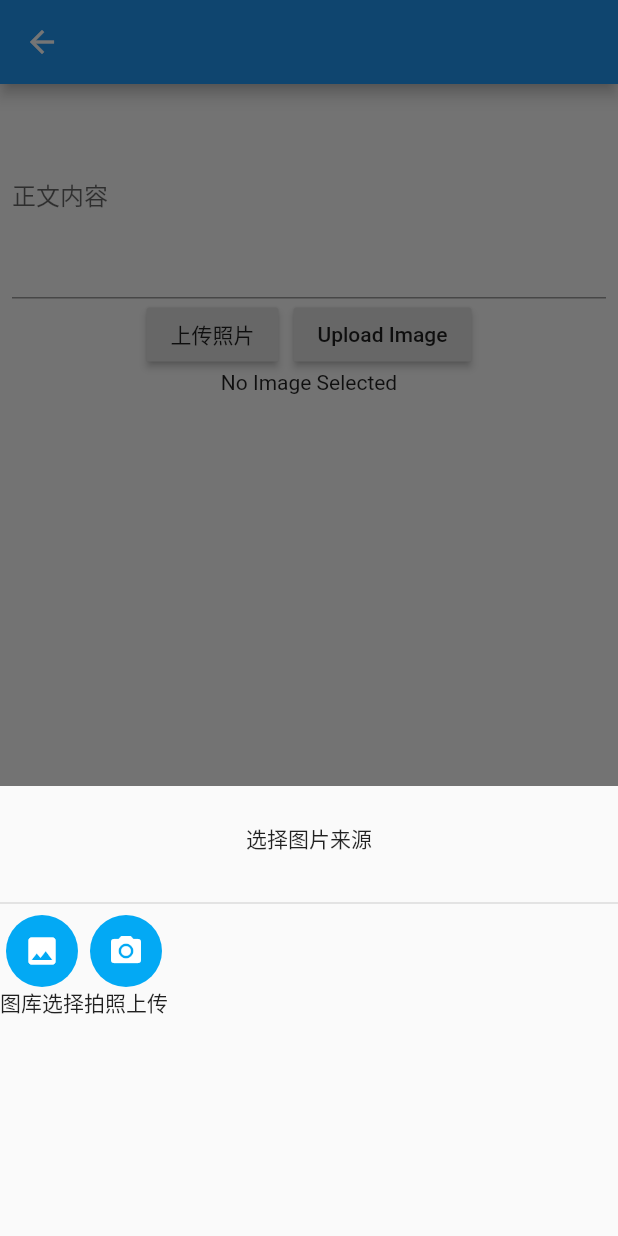
After one commit to mikexfreeze/pet_planet_flutter, a Flutter app: the NewPost screen opened directly, after a tap on "上传照片", on a phone screen of 412 x 824 dp. The commit adds this screen. Run offline on Flutter 3.47's test engine with Material 2 defaults, Android fonts, the phone set to English and light mode, and no system bars; our stand-ins replace image_picker, shared_preferences; accounts and stored records are empty.

Commit message:
new post 页面

```diff
--- a/lib/app.dart
+++ b/lib/app.dart
@@ -2,6 +2,7 @@ import 'package:flutter/material.dart';
 import 'package:petplanet/models/user.dart';
 import 'package:petplanet/pages/home/home.dart';
 import 'package:petplanet/pages/login.dart';
+import 'package:petplanet/pages/new_post/NewPost.dart';
 import 'package:provider/provider.dart';
 import 'package:shared_preferences/shared_preferences.dart';
 
@@ -12,20 +13,25 @@ class App extends StatefulWidget {
 
   static const String homeRoute = '/';
   static const String loginRoute = '/login';
+  static const String newPostRoute = '/new-post';
 
   @override
   _AppState createState() => _AppState();
 }
 
 class _AppState extends State<App> {
+
+  String token;
+  UserModel user;
+
+  @override
+  void initState() {
+    super.initState();
+  }
+
   @override
   Widget build(BuildContext context) {
-
-    return MultiProvider(
-      providers:[
-        ChangeNotifierProvider(create: (context) => UserModel()),
-      ],
-      child: MaterialApp(
+    return  MaterialApp(
       initialRoute: App.loginRoute,
       onGenerateInitialRoutes: (_) {
         return [
@@ -37,15 +43,8 @@ class _AppState extends State<App> {
       routes: {
         App.loginRoute: (context) => const LoginPage(),
         App.homeRoute: (context) => const HomePage(),
+        App.newPostRoute: (context) => NewPost(),
       },
-      ),
     );
   }
 }
-
-_initDataFromDisk() async {
-  SharedPreferences prefs = await SharedPreferences.getInstance();
-  int counter = (prefs.getInt('counter') ?? 0) + 1;
-  print('Pressed $counter times.');
-  await prefs.setInt('counter', counter);
-}
--- /dev/null
+++ b/lib/pages/new_post/NewPost.dart
@@ -0,0 +1,169 @@
+import 'dart:convert';
+import 'dart:io';
+
+import 'package:flutter/material.dart';
+import 'package:http/http.dart' as http;
+import 'package:image_picker/image_picker.dart';
+
+class NewPost extends StatefulWidget {
+  @override
+  _NewPostState createState() => _NewPostState();
+}
+
+class _NewPostState extends State<NewPost> {
+
+  // My IPv4 : 192.168.43.171
+  final String phpEndPoint = 'http://192.168.43.171/phpAPI/image.php';
+  final String nodeEndPoint = 'http://192.168.43.171:3000/image';
+  File file;
+
+  void _showPhotoSourceModal() async {
+    showModalBottomSheet<void>(
+      context: context,
+      builder: (context) {
+        return PhotoSourceSelector();
+      },
+    );
+//    file = await ImagePicker.pickImage(source: ImageSource.camera);
+//    file = await ImagePicker.pickImage(source: ImageSource.gallery);
+  }
+
+
+
+  void _upload() {
+    if (file == null) return;
+    String base64Image = base64Encode(file.readAsBytesSync());
+    String fileName = file.path.split("/").last;
+    print('upload');
+    http.post(phpEndPoint, body: {
+      "image": base64Image,
+      "name": fileName,
+    }).then((res) {
+      print(res.statusCode);
+    }).catchError((err) {
+      print(err);
+    });
+  }
+
+  @override
+  Widget build(BuildContext context) {
+    return Scaffold(
+      appBar: AppBar(
+        title: Text(''),
+      ),
+      body: SingleChildScrollView(
+        child: SingleChildScrollView(
+          padding: EdgeInsets.all(8.0),
+          child: Column(
+            children: <Widget>[
+              TextFormField(
+                decoration: InputDecoration(
+                  hintText: '请输入，别忘了留下联系方式',
+                  labelText: '正文内容',
+                ),
+                maxLines: 5,
+
+              ),
+              Row(
+                mainAxisAlignment: MainAxisAlignment.center,
+                children: <Widget>[
+                  RaisedButton(
+                    onPressed: _showPhotoSourceModal,
+                    child: Text('上传照片'),
+                  ),
+                  SizedBox(width: 10.0),
+                  RaisedButton(
+                    onPressed: _upload,
+                    child: Text('Upload Image'),
+                  )
+                ],
+              ),
+              file == null
+                ? Text('No Image Selected')
+                : Image.file(file)
+            ],
+          ),
+        ),
+      )
+    );
+  }
+}
+
+class PhotoSourceSelector extends StatelessWidget {
+  @override
+  Widget build(BuildContext context) {
+    return Container(
+      height: 300,
+      child: Column(
+        children: [
+          Container(
+            height: 70,
+            child: Center(
+              child: Text(
+                '选择图片来源',
+                textAlign: TextAlign.center,
+              ),
+            ),
+          ),
+          const Divider(thickness: 1),
+          Row(
+            children: <Widget>[
+              Column(
+                children: <Widget>[
+                  Ink(
+                    decoration: const ShapeDecoration(
+                      color: Colors.lightBlue,
+                      shape: CircleBorder(),
+                    ),
+                    child: IconButton(
+                      icon: Icon(Icons.insert_photo),
+                      color: Colors.white,
+                      onPressed: () {
+
+                      },
+                    ),
+                  ),
+                  Text('图库选择')
+                ],
+              ),
+              _PhotoShapeIcon(icon: Icons.photo_camera, title: '拍照上传')
+            ],
+          )
+        ],
+      ),
+    );
+  }
+}
+
+class _PhotoShapeIcon extends StatelessWidget {
+  _PhotoShapeIcon({
+    Key key,
+    this.icon,
+    this.title,
+  }) : super(key: key);
+
+  final String title;
+  final IconData icon;
+
+  @override
+  Widget build(BuildContext context) {
+    return Column(
+      children: <Widget>[
+        Ink(
+          decoration: const ShapeDecoration(
+            color: Colors.lightBlue,
+            shape: CircleBorder(),
+          ),
+          child: IconButton(
+            icon: Icon(icon),
+            color: Colors.white,
+            onPressed: () {
+
+            },
+          ),
+        ),
+        Text(title)
+      ],
+    );
+  }
+}
--- a/pubspec.yaml
+++ b/pubspec.yaml
@@ -23,6 +23,7 @@ dependencies:
   http: ^0.12.1
   provider: ^4.1.2
   shared_preferences: '>=0.5.7+3 <2.0.0'
+  image_picker: ^0.6.6+4
 
 dev_dependencies:
   flutter_test:
```
Also changed, not shown: lib/main.dart (+13 -6 lines), lib/models/user.dart (+13 -1 lines), lib/pages/home/home.dart (+7 -1 lines), lib/pages/login.dart (+7 -2 lines), pubspec.lock. Lines whose indentation alone changed are shown as unchanged.
